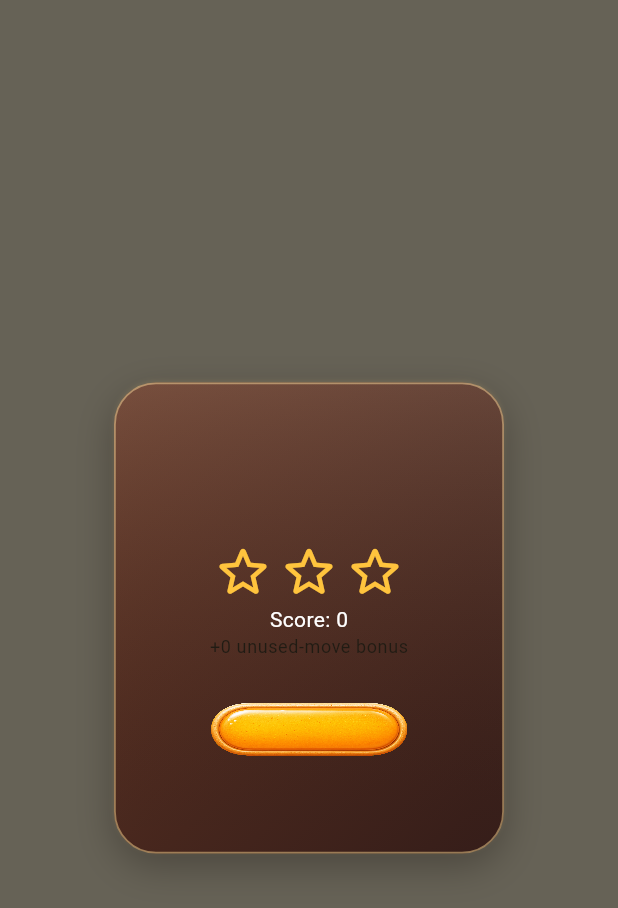
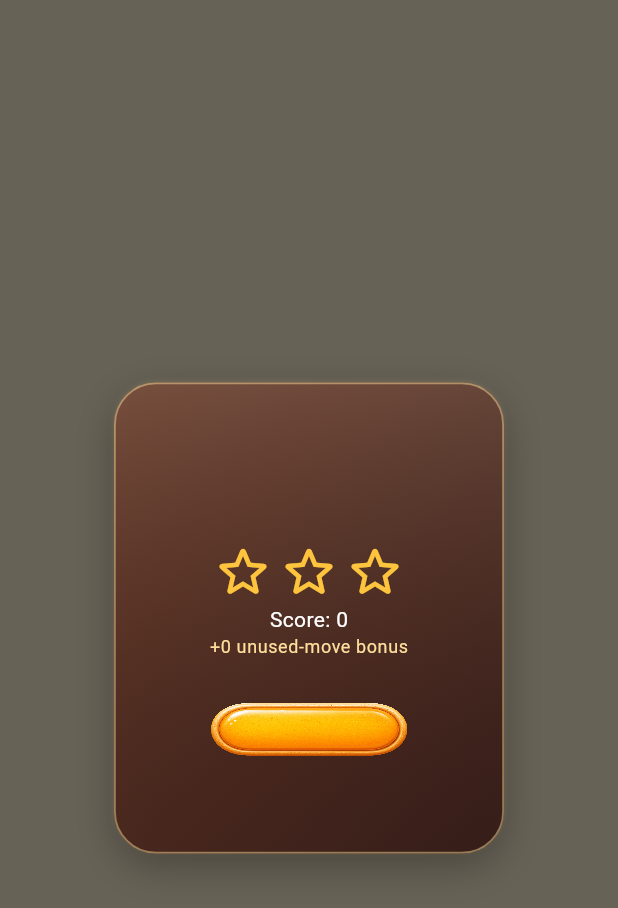
Before and after one commit to curib123/peanut, a Flutter app: the _VictoryOverlay widget shown alone on an empty page, opened directly with empty values, on a phone screen of 412 x 824 dp. Shown: the top 908 px of the screen. Run offline on Flutter 3.47's test engine with Material 3 defaults, Android fonts, the phone set to English and light mode, and no system bars; our stand-ins replace flutter_riverpod, go_router, shared_preferences; missing offline and left inert: flame, flame_audio; accounts and stored records are empty.

Commit message:
fix: preserve live gameplay across screen rotation

```diff
--- a/lib/features/gameplay/presentation/gameplay_screen.dart
+++ b/lib/features/gameplay/presentation/gameplay_screen.dart
@@ -32,6 +32,7 @@ class _GameplayScreenState extends ConsumerState<GameplayScreen>
   bool _paused = false;
   late final ProgressController _progress;
   late final int _highestUnlockedAtStart;
+  final GlobalKey _boardKey = GlobalKey(debugLabel: 'live-game-board');
 
   @override
   void initState() {
@@ -118,6 +119,7 @@ class _GameplayScreenState extends ConsumerState<GameplayScreen>
             return const Center(child: CircularProgressIndicator());
           }
           return _LoadedGameplay(
+            boardKey: _boardKey,
             game: loaded.game,
             level: widget.level,
             worldName: loaded.presentation.name,
@@ -133,6 +135,7 @@ class _GameplayScreenState extends ConsumerState<GameplayScreen>
 
 class _LoadedGameplay extends StatelessWidget {
   const _LoadedGameplay({
+    required this.boardKey,
     required this.game,
     required this.level,
     required this.worldName,
@@ -142,6 +145,7 @@ class _LoadedGameplay extends StatelessWidget {
   });
 
   final IslandMatchGame game;
+  final GlobalKey boardKey;
   final int level;
   final String worldName;
   final String backgroundAsset;
@@ -235,7 +239,7 @@ class _LoadedGameplay extends StatelessWidget {
                           child: Center(
                             child: AspectRatio(
                               aspectRatio: game.board.columns / game.board.rows,
-                              child: GameWidget(game: game),
+                              child: GameWidget(key: boardKey, game: game),
                             ),
                           ),
                         );
@@ -297,6 +301,7 @@ class _LoadedGameplay extends StatelessWidget {
           _VictoryOverlay(
             title: 'Perfect Batch!',
             stars: game.level?.starsForCompletedScore(hud.score) ?? 1,
+            reducedMotion: game.reducedMotion,
             score: hud.score,
             movesRemaining: hud.moves,
             primaryLabel: 'Level Map',
@@ -351,6 +356,7 @@ class _VictoryOverlay extends StatelessWidget {
   const _VictoryOverlay({
     required this.title,
     required this.stars,
+    required this.reducedMotion,
     required this.score,
     required this.movesRemaining,
     required this.primaryLabel,
@@ -358,6 +364,7 @@ class _VictoryOverlay extends StatelessWidget {
   });
   final String title;
   final int stars;
+  final bool reducedMotion;
   final int score;
   final int movesRemaining;
   final String primaryLabel;
@@ -393,7 +400,9 @@ class _VictoryOverlay extends StatelessWidget {
                         3,
                         (index) => TweenAnimationBuilder<double>(
                           tween: Tween(begin: 0, end: 1),
-                          duration: Duration(milliseconds: 250 + index * 170),
+                          duration: reducedMotion
+                              ? Duration.zero
+                              : Duration(milliseconds: 250 + index * 170),
                           builder: (context, value, child) => Transform.scale(
                             scale: value,
                             child: Icon(
@@ -410,7 +419,9 @@ class _VictoryOverlay extends StatelessWidget {
                     Text('Score: $score'),
                     Text(
                       '+${movesRemaining * 100} unused-move bonus',
-                      style: Theme.of(context).textTheme.bodySmall,
+                      style: Theme.of(context).textTheme.bodySmall?.copyWith(
+                        color: const Color(0xFFFFDF9D),
+                      ),
                     ),
                     const SizedBox(height: 20),
                     GamePrimaryButton(
```
Also changed, not shown: 1 other file.
